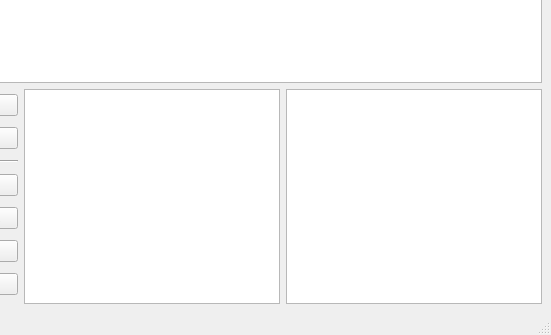
pycircle/gitraffe, file gitraffe/layouts/main_window.ui: the form before one commit; both pictures show x 249 to 800 and y 190 to 525 of the 800 by 525 pixel window.
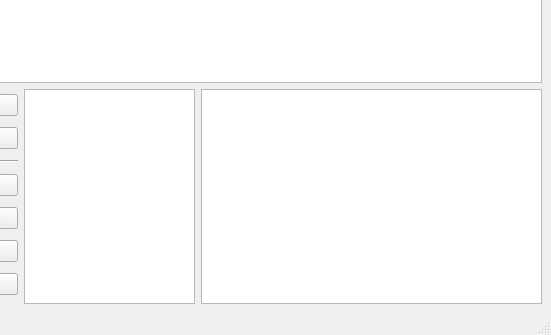
The form after the commit.

Commit message: Diff with more space

```diff
--- a/gitraffe/layouts/main_window.ui
+++ b/gitraffe/layouts/main_window.ui
@@ -63,7 +63,7 @@
        </widget>
       </item>
       <item>
-       <layout class="QHBoxLayout" name="changesetLayout">
+       <layout class="QHBoxLayout" name="changesetLayout" stretch="0,2,4">
         <item>
          <layout class="QVBoxLayout" name="changesetButtonsLayout">
           <item>
```
The commit also changes 1 other file.
